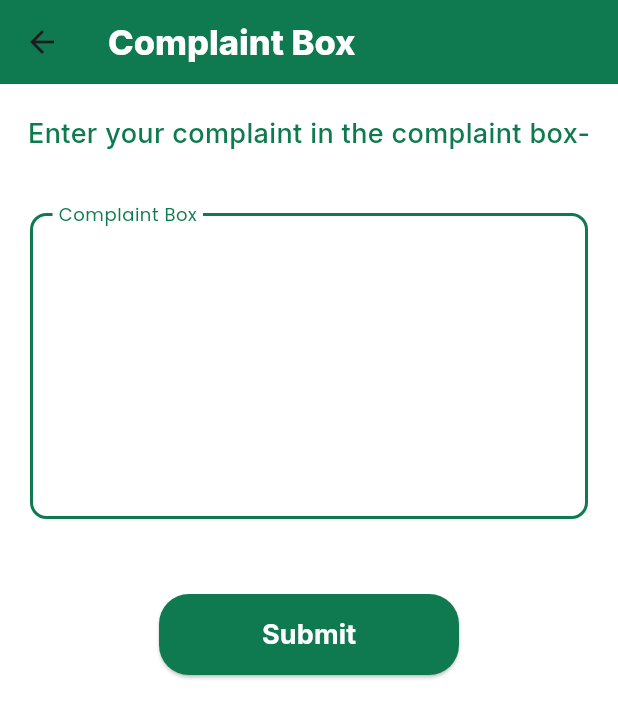
After one commit to mehernigar17/Porichoy, a Flutter app: the homepage screen opened directly, in the side drawer, after a tap on "Complaint Box", on a phone screen of 412 x 824 dp. The commit adds this screen. Shown: the top 718 px of the screen. Run offline on Flutter 3.47's test engine with Material 3 defaults, Android fonts, the phone set to English and light mode, and no system bars; our stand-ins replace animated_text_kit, google_fonts.

Commit message:
added complaint page

```diff
--- a/lib/appDrawer.dart
+++ b/lib/appDrawer.dart
@@ -1,6 +1,7 @@
 
 import 'package:flutter/material.dart';
 import 'package:google_fonts/google_fonts.dart';
+import 'package:porichoy/complainbox.dart';
 import 'package:provider/provider.dart';
 import 'appstate.dart';
 import 'setting.dart';
@@ -45,9 +46,16 @@ class AppDrawer extends StatelessWidget {
 
               drawerItem(
                 icon: Icons.report_problem,
-                title: appState.isBangla ? "অভিযোগ" : "Complain",
+                title: appState.isBangla ? "অভিযোগ বাক্স" : "Complaint Box",
                 context: context,
-                onTap: () {},
+                onTap: () {
+                  Navigator.push(
+                    context,
+                    MaterialPageRoute(
+                      builder:(context)=>Complainbox(),
+                    ),
+                  );
+                },
                 appState: appState,
               ),
 
--- /dev/null
+++ b/lib/complainbox.dart
@@ -0,0 +1,138 @@
+import 'package:flutter/material.dart';
+import 'package:google_fonts/google_fonts.dart';
+import 'package:provider/provider.dart';
+import 'appstate.dart';
+class Complainbox extends StatefulWidget {
+  const Complainbox({super.key});
+
+  @override
+  State<Complainbox> createState() => _ComplainboxState();
+}
+
+class _ComplainboxState extends State<Complainbox> {
+  @override
+  Widget build(BuildContext context) {
+    final appState = Provider.of<Appstate>(context);
+
+    bool isDark = appState.isDark;
+    bool isBangla = appState.isBangla;
+    return Scaffold(
+      appBar: AppBar(
+        backgroundColor:const Color(0xFF0F7A4F),
+        title:Text(isBangla?" অভিযোগ বাক্স" : "Complaint Box",
+          textAlign: TextAlign.center,
+          style: isBangla?GoogleFonts.hindSiliguri(
+              fontSize: 23,
+              fontWeight: FontWeight.w800,
+              color:Colors.white)
+              :GoogleFonts.inter(
+              fontSize: 23,
+              fontWeight: FontWeight.w800,
+              color: Colors.white
+          ),
+        ),
+      ),
+      body:SafeArea(
+          child:SingleChildScrollView(
+            child: Column(
+              mainAxisAlignment: MainAxisAlignment.start,
+              children: [
+                Padding(
+                  padding: const EdgeInsets.fromLTRB(15, 20, 15, 20),
+                  child: Text(context.watch<Appstate>().isBangla
+                      ?"আপনার অভিযোগটি অভিযোগের ঘরে লিখুন- "
+                      :"Enter your complaint in the complaint box-",
+                      style:isBangla?GoogleFonts.hindSiliguri(
+                          fontSize: 16,
+                          fontWeight: FontWeight.w500,
+                          color: isDark?Colors.white:const Color(0xFF0F7A4F))
+                          :GoogleFonts.inter(
+                        fontSize: 18,
+                        fontWeight: FontWeight.w500,
+                        color: isDark?Colors.white:const Color(0xFF0F7A4F),
+                      )
+                  ),
+                ),
+                Container(
+                  child: Padding(
+                    padding: const EdgeInsets.all(20.0),
+                    child: TextFormField(
+                      textAlignVertical: TextAlignVertical.top,
+                      decoration: InputDecoration(
+                        floatingLabelBehavior: FloatingLabelBehavior.always,
+                        labelText: context.watch<Appstate>().isBangla
+                            ?"অভিযোগ বাক্স"
+                            :'Complaint Box',
+                        /*hintText:context.watch<Appstate>().isBangla
+                            ?"অভিযোগটি লিখুন"
+                            :'Enter your complain',*/
+                        alignLabelWithHint: true,
+                        hintStyle:context.watch<Appstate>().isBangla
+                            ? GoogleFonts.hindSiliguri(
+                            color: isDark?Colors.white:const Color(0xFF0F7A4F),
+                        fontWeight:FontWeight.w500 )
+                            :GoogleFonts.poppins(
+                            color: isDark?Colors.white60:const Color(0xFF0F7A4F),
+                        ) ,
+                        labelStyle:  context.watch<Appstate>().isBangla
+                            ? GoogleFonts.hindSiliguri(
+                            color:const Color(0xFF0F7A4F),
+                            fontWeight:FontWeight.w500 )
+                            :GoogleFonts.poppins(
+                          color:const Color(0xFF0F7A4F),),
+                        focusedBorder:OutlineInputBorder(
+                            borderRadius: BorderRadius.circular(11),
+                            borderSide: BorderSide(
+                                color:Colors.lightGreen.shade700,
+                                width: 2
+                            )
+                        ),
+                        enabledBorder: OutlineInputBorder(
+                            borderRadius: BorderRadius.circular(11),
+                            borderSide: BorderSide(
+                                color: const Color(0xFF0F7A4F),
+                                width:2
+                            )
+                        ),
+                        contentPadding: const EdgeInsets.symmetric(
+                            vertical: 90, horizontal: 15),
+                      ),
+                    ),
+
+                  ),
+                ),
+                SizedBox(height: 30),
+                SizedBox(
+                  width:200,
+                  child: ElevatedButton(
+                    onPressed: (){},
+                    style: ElevatedButton.styleFrom(
+                      backgroundColor: Color(0xFF0F7A4F),
+                      padding: EdgeInsets.symmetric(vertical: 14),
+                      shape: RoundedRectangleBorder(
+                        borderRadius: BorderRadius.circular(20),
+                      ),
+                    ),
+                    child: Text(
+                      isBangla ? "জমা দিন" : "Submit",
+                      style: isBangla
+                          ? GoogleFonts.hindSiliguri(
+                        fontSize: 18,
+                        fontWeight: FontWeight.bold,
+                        color: Colors.white,
+                      )
+                          : GoogleFonts.inter(
+                        fontSize: 18,
+                        fontWeight: FontWeight.bold,
+                        color: Colors.white,
+                      ),
+                    ),
+                  ),
+                ),
+              ],
+            ),
+          )
+      ),
+    );
+  }
+}
--- a/lib/newFormFillpage.dart
+++ b/lib/newFormFillpage.dart
@@ -269,6 +269,7 @@ class _NFormFillPageState extends State<NewFormFillPage> {
   @override
   Widget build(BuildContext context) {
 
+
     final appState = Provider.of<Appstate>(context);
 
     bool isDark = appState.isDark;
```
